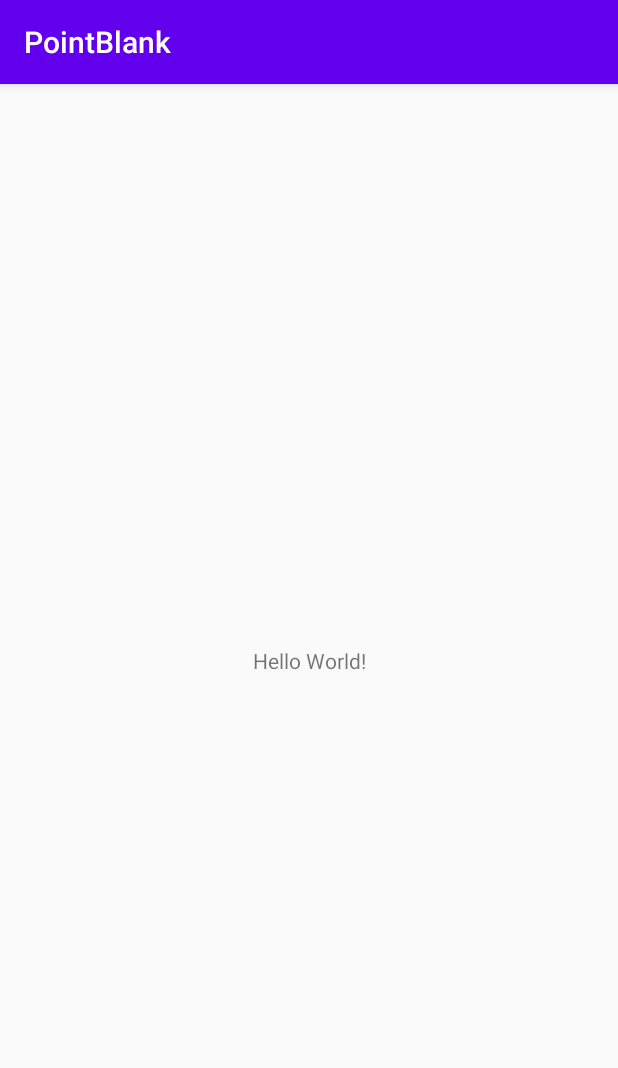
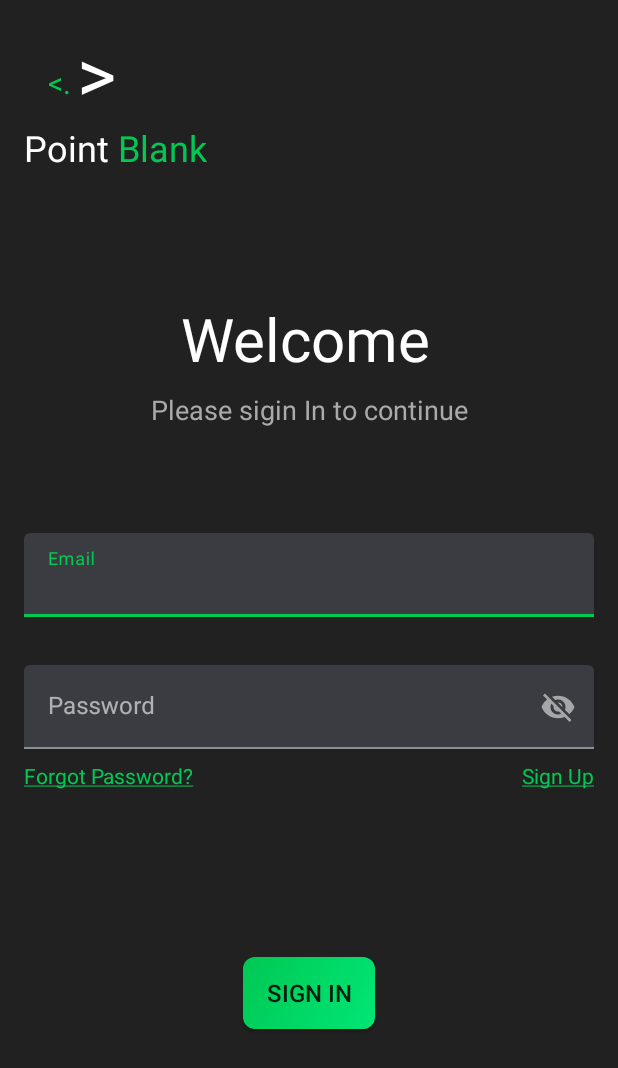
Before and after one commit to shreyasbhakta/PointBlank, an Android app: the screen it shows after launch (MainActivity before the commit, demoLogin after it), on a phone screen of 412 x 824 dp. Shown: the top 1068 px of the screen. Run offline under Robolectric (Android 15) with nearby library versions, the phone set to English and light mode, and no system bars.

```diff
--- a/app/build.gradle
+++ b/app/build.gradle
@@ -1,6 +1,7 @@
 apply plugin: 'com.android.application'
 apply plugin: 'kotlin-android'
 apply plugin: 'kotlin-android-extensions'
+apply plugin: 'com.google.gms.google-services'
 
 android {
     compileSdkVersion 29
@@ -32,6 +33,8 @@ dependencies {
     implementation 'androidx.core:core-ktx:1.3.0'
     implementation 'androidx.constraintlayout:constraintlayout:1.1.3'
     testImplementation 'junit:junit:4.12'
+    implementation 'com.google.firebase:firebase-analytics:17.4.3'
+    implementation 'com.google.android.material:material:1.1.0'
     androidTestImplementation 'androidx.test.ext:junit:1.1.1'
     androidTestImplementation 'androidx.test.espresso:espresso-core:3.2.0'
 }
--- a/app/src/main/AndroidManifest.xml
+++ b/app/src/main/AndroidManifest.xml
@@ -9,13 +9,16 @@
         android:roundIcon="@mipmap/ic_launcher_round"
         android:supportsRtl="true"
         android:theme="@style/AppTheme">
-        <activity android:name=".activities.MainActivity">
+        <activity android:name=".activities.MainActivity"></activity>
+        <activity android:name=".activities.demoLogin" android:theme="@style/Splash">
             <intent-filter>
                 <action android:name="android.intent.action.MAIN" />
 
                 <category android:name="android.intent.category.LAUNCHER" />
             </intent-filter>
         </activity>
+
+        <receiver android:name=".receiversAndServices.NotificationReceivers" />
     </application>
 
 </manifest>
--- a/app/src/main/java/com/dscepointblank/pointblank/activities/MainActivity.kt
+++ b/app/src/main/java/com/dscepointblank/pointblank/activities/MainActivity.kt
@@ -3,11 +3,16 @@ package com.dscepointblank.pointblank.activities
 import androidx.appcompat.app.AppCompatActivity
 import android.os.Bundle
 import com.dscepointblank.pointblank.R
+import com.dscepointblank.pointblank.utilityClasses.MyNotifications
+import kotlinx.android.synthetic.main.activity_main.*
 
 class MainActivity : AppCompatActivity() {
 
     override fun onCreate(savedInstanceState: Bundle?) {
         super.onCreate(savedInstanceState)
         setContentView(R.layout.activity_main)
+
+        button.setOnClickListener { val notify = MyNotifications(this)
+        notify.createNotification()}
     }
 }
--- /dev/null
+++ b/app/src/main/java/com/dscepointblank/pointblank/activities/demoLogin.kt
@@ -0,0 +1,15 @@
+package com.dscepointblank.pointblank.activities
+
+import androidx.appcompat.app.AppCompatActivity
+import android.os.Bundle
+import com.dscepointblank.pointblank.R
+
+class demoLogin : AppCompatActivity() {
+
+    override fun onCreate(savedInstanceState: Bundle?) {
+        super.onCreate(savedInstanceState)
+        setContentView(R.layout.activity_demo_login)
+
+//        card.setBackgroundResource(R.drawable.glow)
+    }
+}
--- /dev/null
+++ b/app/src/main/java/com/dscepointblank/pointblank/receiversAndServices/NotificationReceivers.kt
@@ -0,0 +1,67 @@
+package com.dscepointblank.pointblank.receiversAndServices
+
+import android.app.Notification
+import android.app.NotificationChannel
+import android.app.NotificationManager
+import android.content.BroadcastReceiver
+import android.content.Context
+import android.content.Intent
+import android.graphics.Color
+import android.os.Build
+import android.util.Log
+import androidx.annotation.RequiresApi
+import com.dscepointblank.pointblank.utilityClasses.MyNotifications
+
+class NotificationReceivers : BroadcastReceiver() {
+
+    private lateinit var  notificationManager : NotificationManager
+    private  var context:Context? = null;
+    override fun onReceive(context: Context?, intent: Intent?) {
+
+        this.context = context
+        notificationManager = context?.getSystemService(Context.NOTIFICATION_SERVICE) as NotificationManager
+
+        if(Build.VERSION.SDK_INT>=Build.VERSION_CODES.O)
+        {
+            createNotificationChannel(
+                "com.ebookfrenzy.notifydemo.news",
+                "NotifyDemo News",
+                "Example News Channel")
+        }
+    }
+
+    @RequiresApi(Build.VERSION_CODES.O)
+    private fun createNotificationChannel(id: String, name: String,
+                                          description: String) {
+
+        val importance = NotificationManager.IMPORTANCE_LOW
+        val channel = NotificationChannel(id, name, importance)
+
+        channel.description = description
+        channel.enableLights(true)
+        channel.lightColor = Color.RED
+        channel.enableVibration(true)
+        channel.vibrationPattern =
+            longArrayOf(100, 200, 300, 400, 500, 400, 300, 200, 400)
+        notificationManager.createNotificationChannel(channel)
+        val channelID = "com.ebookfrenzy.notifydemo.news"
+
+        val notification = Notification.Builder(context,
+            channelID)
+            .setContentTitle("Example Notification")
+            .setContentText("This is an  example notification.")
+            .setSmallIcon(android.R.drawable.ic_dialog_info)
+            .setChannelId(channelID)
+            .build()
+
+        Log.e("DDDD","I am here")
+        notificationManager.notify(500, notification)
+
+        val notify = context?.let {
+            MyNotifications(
+                it
+            )
+        }
+        notify?.createNotification()
+    }
+}
--- /dev/null
+++ b/app/src/main/java/com/dscepointblank/pointblank/utilityClasses/MyNotifications.kt
@@ -0,0 +1,31 @@
+package com.dscepointblank.pointblank.utilityClasses
+
+import android.app.AlarmManager
+import android.app.PendingIntent
+import android.content.Context
+import android.content.Intent
+import androidx.core.app.AlarmManagerCompat
+import com.dscepointblank.pointblank.receiversAndServices.NotificationReceivers
+import java.util.*
+
+class MyNotifications(context :Context) {
+    private var context:Context? = null
+
+    init {
+        this.context = context;
+    }
+
+    fun createNotification(){
+        var alarmManager : AlarmManager = context!!.getSystemService(Context.ALARM_SERVICE) as AlarmManager
+        val intent = Intent(context,
+            NotificationReceivers::class.java)
+        val pendingIntent = PendingIntent.getBroadcast(context,0,intent,0);
+
+        val cal = Calendar.getInstance()
+
+        cal.set(Calendar.MINUTE,cal.get(Calendar.MINUTE)+2)
+        cal.set(Calendar.SECOND,0)
+        AlarmManagerCompat.setExactAndAllowWhileIdle(alarmManager,AlarmManager.RTC_WAKEUP,cal.timeInMillis,pendingIntent)
+
+    }
+}
--- /dev/null
+++ b/app/src/main/res/drawable/glow.xml
@@ -0,0 +1,9 @@
+<?xml version="1.0" encoding="utf-8"?>
+<shape android:shape="rectangle" xmlns:android="http://schemas.android.com/apk/res/android">
+    <corners android:radius="8dp"/>
+    <gradient
+        android:angle="315"
+        android:endColor="#00e676"
+        android:startColor="@color/green"
+        android:type="linear" />
+</shape>
--- /dev/null
+++ b/app/src/main/res/layout/activity_demo_login.xml
@@ -0,0 +1,167 @@
+<?xml version="1.0" encoding="utf-8"?>
+<androidx.constraintlayout.widget.ConstraintLayout xmlns:android="http://schemas.android.com/apk/res/android"
+    xmlns:app="http://schemas.android.com/apk/res-auto"
+    xmlns:tools="http://schemas.android.com/tools"
+    android:layout_width="match_parent"
+    android:layout_height="match_parent"
+    android:background="#212121"
+    tools:context=".activities.demoLogin">
+
+    <TextView
+        android:id="@+id/textView"
+        android:layout_width="wrap_content"
+        android:layout_height="wrap_content"
+        android:text="Point "
+        android:textColor="@android:color/white"
+        android:textSize="24sp"
+        app:layout_constraintBottom_toBottomOf="parent"
+        app:layout_constraintEnd_toEndOf="parent"
+        app:layout_constraintHorizontal_bias="0.045"
+        app:layout_constraintStart_toStartOf="parent"
+        app:layout_constraintTop_toTopOf="parent"
+        app:layout_constraintVertical_bias="0.104" />
+
+    <TextView
+        android:id="@+id/textView2"
+        android:layout_width="wrap_content"
+        android:layout_height="wrap_content"
+        android:text="Blank"
+        android:textColor="#00c853"
+        android:textSize="24sp"
+        app:layout_constraintBottom_toBottomOf="@+id/textView"
+        app:layout_constraintStart_toEndOf="@+id/textView"
+        app:layout_constraintTop_toTopOf="@+id/textView"
+        app:layout_constraintVertical_bias="1.0" />
+
+    <TextView
+        android:id="@+id/textView3"
+        android:layout_width="wrap_content"
+        android:layout_height="wrap_content"
+        android:layout_marginStart="16dp"
+        android:text="@string/logo_firsthalf"
+        android:textColor="#00c853"
+        android:textSize="20sp"
+        app:layout_constraintBottom_toBottomOf="@+id/textView4"
+        app:layout_constraintStart_toStartOf="@+id/textView"
+        app:layout_constraintTop_toTopOf="@+id/textView4"
+        app:layout_constraintVertical_bias="0.674" />
+
+    <TextView
+        android:id="@+id/textView4"
+        android:layout_width="wrap_content"
+        android:layout_height="wrap_content"
+        android:layout_marginStart="4dp"
+        android:text=">"
+        android:textColor="@android:color/white"
+        android:textSize="50sp"
+        app:layout_constraintBottom_toTopOf="@+id/textView2"
+        app:layout_constraintStart_toEndOf="@+id/textView3" />
+
+
+    <com.google.android.material.textfield.TextInputLayout
+        android:id="@+id/textField"
+        style="@style/Widget.App.TextInputLayout"
+        android:layout_width="0dp"
+        android:layout_height="wrap_content"
+        android:layout_marginStart="16dp"
+        android:layout_marginEnd="16dp"
+        android:layout_marginBottom="40dp"
+        android:hint="Email"
+        app:endIconMode="clear_text"
+        app:layout_constraintBottom_toBottomOf="parent"
+        app:layout_constraintEnd_toEndOf="parent"
+        app:layout_constraintStart_toStartOf="parent"
+        app:layout_constraintTop_toBottomOf="@+id/textView"
+        app:layout_constraintVertical_bias="0.392">
+
+        <com.google.android.material.textfield.TextInputEditText
+            android:layout_width="match_parent"
+            android:layout_height="wrap_content"
+            android:textColor="@android:color/white" />
+
+    </com.google.android.material.textfield.TextInputLayout>
+
+    <com.google.android.material.textfield.TextInputLayout
+        android:id="@+id/textField2"
+        style="@style/Widget.App.TextInputLayout"
+        android:layout_width="match_parent"
+        android:layout_height="wrap_content"
+        android:layout_marginStart="16dp"
+        android:layout_marginTop="32dp"
+        android:layout_marginEnd="16dp"
+        android:hint="Password"
+        app:endIconMode="password_toggle"
+        app:layout_constraintEnd_toEndOf="@+id/textField"
+        app:layout_constraintStart_toStartOf="@+id/textField"
+        app:layout_constraintTop_toBottomOf="@+id/textField">
+
+        <com.google.android.material.textfield.TextInputEditText
+            android:layout_width="match_parent"
+            android:textColor="@android:color/white"
+            android:layout_height="wrap_content" />
+
+    </com.google.android.material.textfield.TextInputLayout>
+
+    <TextView
+        android:id="@+id/textView5"
+        android:layout_width="wrap_content"
+        android:layout_height="wrap_content"
+        android:layout_marginTop="60dp"
+        android:padding="4dp"
+        android:paddingStart="0dp"
+        android:text="Welcome"
+        android:textColor="@android:color/white"
+        android:textSize="40sp"
+        app:layout_constraintBottom_toTopOf="@+id/textField"
+        app:layout_constraintEnd_toEndOf="parent"
+        app:layout_constraintStart_toStartOf="parent"
+        app:layout_constraintTop_toBottomOf="@+id/textView"
+        app:layout_constraintVertical_bias="0.171" />
+
+    <TextView
+        android:id="@+id/textView6"
+        android:layout_width="wrap_content"
+        android:layout_height="wrap_content"
+        android:layout_marginTop="4dp"
+        android:text="Please sigin In to continue"
+        android:textColor="@android:color/darker_gray"
+        android:textSize="18sp"
+        app:layout_constraintEnd_toEndOf="parent"
+        app:layout_constraintStart_toStartOf="parent"
+        app:layout_constraintTop_toBottomOf="@+id/textView5" />
+
+    <androidx.appcompat.widget.AppCompatButton
+        android:layout_width="wrap_content"
+        android:layout_height="wrap_content"
+        android:text="Sign in"
+        android:padding="8dp"
+        android:textSize="16sp"
+        android:background="@drawable/glow"
+        app:layout_constraintBottom_toBottomOf="parent"
+        app:layout_constraintEnd_toEndOf="parent"
+        app:layout_constraintStart_toStartOf="parent"
+        app:layout_constraintTop_toBottomOf="@+id/textField2" />
+
+    <TextView
+        android:id="@+id/textView7"
+        android:layout_width="wrap_content"
+        android:layout_height="wrap_content"
+        android:layout_marginTop="8dp"
+        android:soundEffectsEnabled="false"
+        android:text="@string/forgot_password"
+        android:textColor="@color/green"
+        app:layout_constraintStart_toStartOf="@+id/textField2"
+        app:layout_constraintTop_toBottomOf="@+id/textField2" />
+
+    <TextView
+        android:id="@+id/textView8"
+        android:layout_width="wrap_content"
+        android:layout_height="wrap_content"
+        android:layout_marginTop="8dp"
+        android:text="@string/signUp"
+        android:textColor="@color/green"
+        app:layout_constraintEnd_toEndOf="@+id/textField2"
+        app:layout_constraintTop_toBottomOf="@+id/textField2" />
+
+
+</androidx.constraintlayout.widget.ConstraintLayout>
--- a/app/src/main/res/layout/activity_main.xml
+++ b/app/src/main/res/layout/activity_main.xml
@@ -6,13 +6,13 @@
     android:layout_height="match_parent"
     tools:context=".activities.MainActivity">
 
-    <TextView
+    <Button
+        android:id="@+id/button"
         android:layout_width="wrap_content"
         android:layout_height="wrap_content"
-        android:text="Hello World!"
+        android:text="Button"
         app:layout_constraintBottom_toBottomOf="parent"
-        app:layout_constraintLeft_toLeftOf="parent"
-        app:layout_constraintRight_toRightOf="parent"
+        app:layout_constraintEnd_toEndOf="parent"
+        app:layout_constraintStart_toStartOf="parent"
         app:layout_constraintTop_toTopOf="parent" />
-
 </androidx.constraintlayout.widget.ConstraintLayout>
--- a/app/src/main/res/values/colors.xml
+++ b/app/src/main/res/values/colors.xml
@@ -3,4 +3,6 @@
     <color name="colorPrimary">#6200EE</color>
     <color name="colorPrimaryDark">#3700B3</color>
     <color name="colorAccent">#03DAC5</color>
+    <color name="lightgreen">#9ccd62</color>
+    <color name="green">#00c853</color>
 </resources>
--- a/app/src/main/res/values/strings.xml
+++ b/app/src/main/res/values/strings.xml
@@ -1,3 +1,6 @@
 <resources>
     <string name="app_name">PointBlank</string>
+    <string name="logo_firsthalf"><![CDATA[<.]]></string>
+    <string name="forgot_password"><u>Forgot Password?</u></string>
+    <string name="signUp"><u>Sign Up</u></string>
 </resources>
--- a/app/src/main/res/values/styles.xml
+++ b/app/src/main/res/values/styles.xml
@@ -8,4 +8,21 @@
         <item name="colorAccent">@color/colorAccent</item>
     </style>
 
+    <style name="Splash" parent="Theme.MaterialComponents.DayNight.NoActionBar">
+        <item name="android:statusBarColor">#212121</item>
+    </style>
+
+    <style name="Widget.App.TextInputLayout" parent="Widget.MaterialComponents.TextInputLayout.FilledBox">
+        <item name="materialThemeOverlay">@style/ThemeOverlay.App.TextInputLayout</item>
+        <item name="hintTextColor">?attr/colorPrimary</item>
+        <item name="boxBackgroundColor">#3a3c42</item>
+
+    </style>
+
+    <style name="ThemeOverlay.App.TextInputLayout" parent="">
+        <item name="colorPrimary">#00c853</item>
+        <item name="colorOnSurface">@android:color/white</item>
+        <item name="editTextStyle">@style/Widget.MaterialComponents.TextInputEditText.FilledBox</item>
+    </style>
+
 </resources>
--- a/build.gradle
+++ b/build.gradle
@@ -10,7 +10,7 @@ buildscript {
     dependencies {
         classpath 'com.android.tools.build:gradle:3.6.3'
         classpath "org.jetbrains.kotlin:kotlin-gradle-plugin:$kotlin_version"
-
+        classpath 'com.google.gms:google-services:4.3.3'
         // NOTE: Do not place your application dependencies here; they belong
         // in the individual module build.gradle files
     }
```
Also changed, not shown: app/src/main/res/drawable/shadow_122459.9.png (added), 1 other file.
